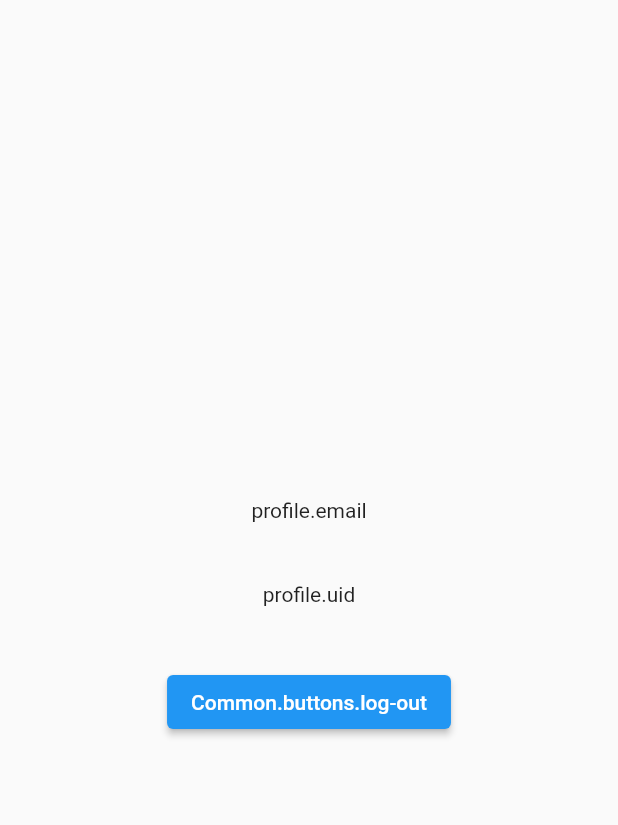
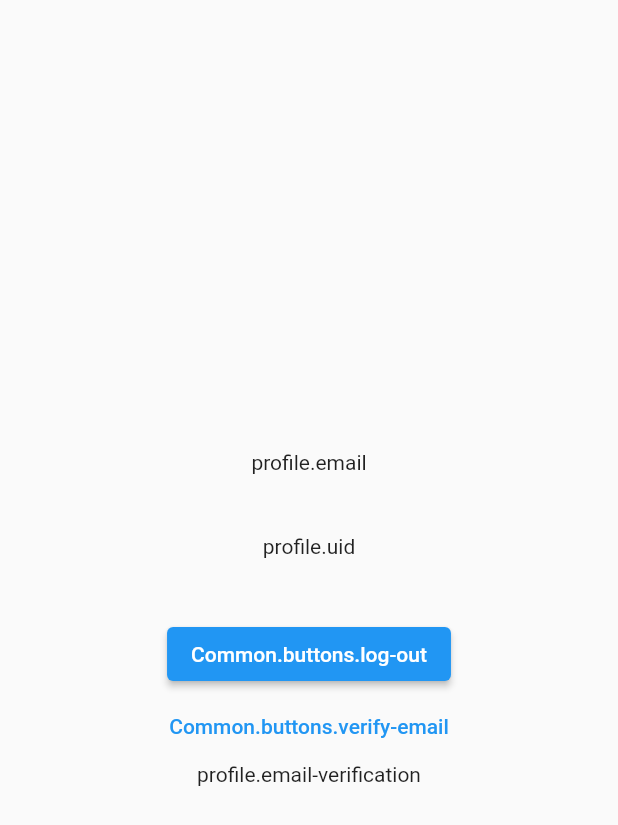
Before and after one commit to egemenongel/firebase_app, a Flutter app: the screen it shows once a user with an empty profile is signed in, on a phone screen of 412 x 824 dp. Shown: the top 825 px of the screen. Run offline on Flutter 3.47's test engine with Material 2 defaults, Android fonts, the phone set to English and light mode, and no system bars; our stand-ins replace firebase_auth, firebase_core, flutter_dotenv, flutter_i18n, fluttertoast; accounts and stored records are empty; network calls fail.

Commit message:
Add verify email

```diff
--- a/assets/translations/common/en/common.json
+++ b/assets/translations/common/en/common.json
@@ -4,7 +4,8 @@
          "login":"login",
          "register":"register",
          "log-out":"log out",
-         "forgot-password":"forgot password"
+         "forgot-password":"forgot password",
+         "verify-email":"verify your email"
       },
       "errors":{
          "empty":"Please fill this field.",
--- a/assets/translations/common/tr/common.json
+++ b/assets/translations/common/tr/common.json
@@ -4,7 +4,8 @@
           "login":"giriş yap",
           "register":"kayıt ol",
           "log-out":"çıkış yap",
-          "forgot-password":"sifremi unuttum"
+          "forgot-password":"sifremi unuttum",
+          "verify-email":"epostani onayla"
        },
        "errors":{
           "empty":"Lutfen bu alani doldurun.",
--- a/lib/features/services/auth_service.dart
+++ b/lib/features/services/auth_service.dart
@@ -2,6 +2,8 @@ import 'package:firebase_auth/firebase_auth.dart';
 
 class AuthService {
   final FirebaseAuth instance = FirebaseAuth.instance;
+
+  User? get currentUser => instance.currentUser;
 
   Stream<User?> get user {
     return instance.authStateChanges();
--- a/lib/features/views/auth/login/viewmodel/login_viewmodel.dart
+++ b/lib/features/views/auth/login/viewmodel/login_viewmodel.dart
@@ -15,8 +15,8 @@ class LoginViewmodel extends BaseViewmodel {
 
   Future login() async {
     payload.addAll({
-      "email": emailController.text,
-      "password": passwordController.text,
+      "email": emailController.text.trim(),
+      "password": passwordController.text.trim(),
     });
 
     await LoginService().login(payload).then((response) {
--- a/lib/features/views/auth/register/viewmodel/register_viewmodel.dart
+++ b/lib/features/views/auth/register/viewmodel/register_viewmodel.dart
@@ -16,8 +16,8 @@ class RegisterViewmodel extends BaseViewmodel {
 
   Future register() async {
     payload.addAll({
-      "email": emailController.text,
-      "password": passwordController.text,
+      "email": emailController.text.trim(),
+      "password": passwordController.text.trim(),
     });
 
     await RegisterService().register(payload).then((response) {
--- a/lib/features/views/auth/reset_password/viewmodel/reset_password_viewmodel.dart
+++ b/lib/features/views/auth/reset_password/viewmodel/reset_password_viewmodel.dart
@@ -11,7 +11,7 @@ class ResetPasswordViewmodel extends BaseViewmodel {
 
   Future resetPassword() async {
     await ResetPasswordService()
-        .resetPassword(emailController.text)
+        .resetPassword(emailController.text.trim())
         .then((response) {
       if (response is String) {
         Fluttertoast.showToast(
--- a/lib/features/views/home/profile/translation/en/profile.json
+++ b/lib/features/views/home/profile/translation/en/profile.json
@@ -1,6 +1,7 @@
 {
     "profile":{
         "email":"Email: {email}",
-        "uid":"UID: {uid}"
+        "uid":"UID: {uid}",
+        "email-verification":"Your email is {isVerified}."
     }
 }
--- a/lib/features/views/home/profile/translation/tr/profile.json
+++ b/lib/features/views/home/profile/translation/tr/profile.json
@@ -1,6 +1,7 @@
 {
     "profile":{
         "email":"Eposta: {email}",
-        "uid":"UID: {uid}"
+        "uid":"UID: {uid}",
+        "email-verification":"Epostan {isVerified}."
     }
 }
--- a/lib/features/views/home/profile/view/profile_view.dart
+++ b/lib/features/views/home/profile/view/profile_view.dart
@@ -1,12 +1,13 @@
 import 'package:firebase_app/core/base/view/base_view.dart';
 import 'package:firebase_app/core/components/translated_text.dart';
 import 'package:firebase_app/core/enums/string_case_enum.dart';
+import 'package:firebase_app/features/services/auth_service.dart';
 import 'package:firebase_app/features/views/home/profile/viewmodel/profile_viewmodel.dart';
 import 'package:flutter/material.dart';
 
 class ProfileView extends StatefulWidget {
   const ProfileView({Key? key}) : super(key: key);
-  static String id = 'profile';
+  static String id = '/profile';
   @override
   State<ProfileView> createState() => _ProfileViewState();
 }
@@ -39,7 +40,9 @@ class _ProfileViewState extends State<ProfileView> {
                 const SizedBox(height: 40),
                 _buildUid(viewmodel),
                 const SizedBox(height: 40),
-                _buildLogOutButton(viewmodel)
+                _buildLogOutButton(viewmodel),
+                _buildVerifyEmailButton(viewmodel),
+                _buildEmailVerificationText()
               ],
             ),
           ),
@@ -67,4 +70,24 @@ class _ProfileViewState extends State<ProfileView> {
       ),
     );
   }
+
+  TextButton _buildVerifyEmailButton(ProfileViewmodel viewmodel) {
+    return TextButton(
+        child: const TranslatedText(
+          'common.buttons.verify-email',
+          textCase: StringCase.title,
+        ),
+        onPressed: () async => await viewmodel.sendVerificationEmail());
+  }
+
+  TranslatedText _buildEmailVerificationText() {
+    return TranslatedText(
+      'profile.email-verification',
+      params: {
+        "isVerified": AuthService().currentUser!.emailVerified
+            ? 'onaylandi'
+            : 'onaylanmadi'
+      },
+    );
+  }
 }
```
Also changed, not shown: lib/features/views/home/profile/service/profile_service.dart (+9 -0 lines), lib/features/views/home/profile/viewmodel/profile_viewmodel.dart (+13 -0 lines).
